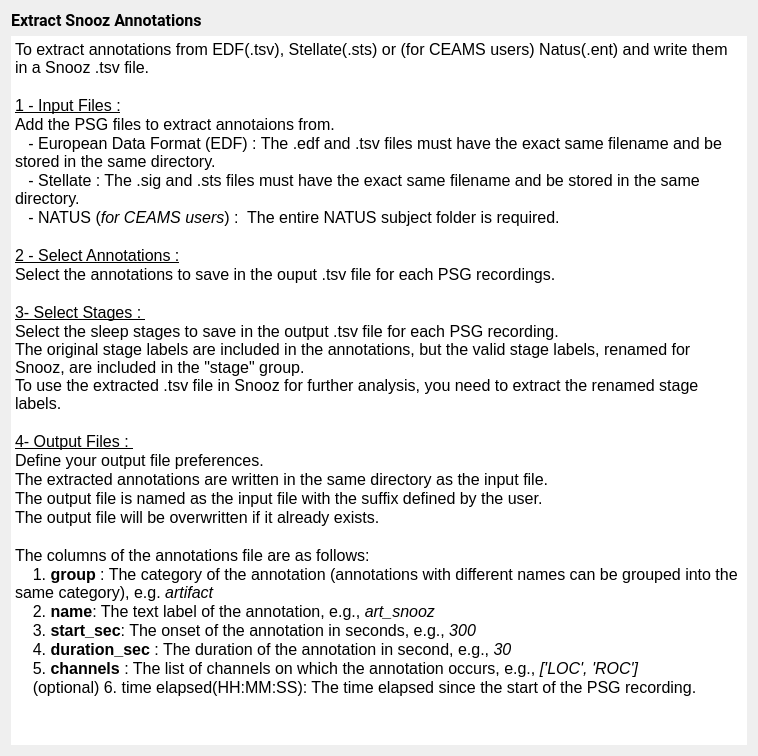
First picture: the form in tools/CEAMSTools/ExtractAnnotation/IntroStep/Ui_IntroStep.ui, repository SnoozToolbox/snooz-package-ceams, before the edit.
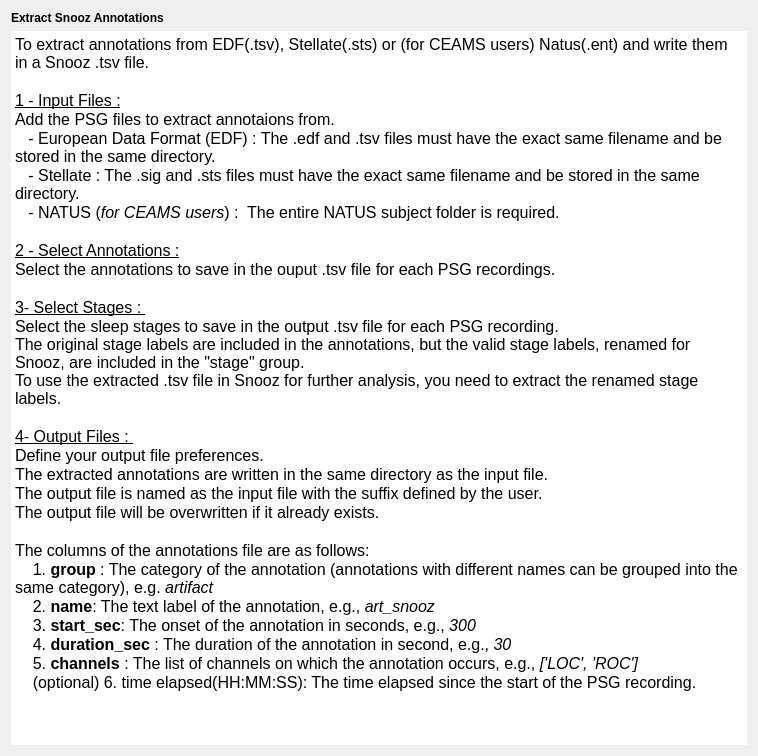
Second picture: the form after the edit.

Commit message: Font step 4: forms without fonts of their own, look kept

```diff
--- a/tools/CEAMSTools/ExtractAnnotation/IntroStep/Ui_IntroStep.ui
+++ b/tools/CEAMSTools/ExtractAnnotation/IntroStep/Ui_IntroStep.ui
@@ -13,16 +13,11 @@
   <property name="windowTitle">
    <string/>
   </property>
-  <property name="styleSheet">
-   <string>font: 12pt &quot;Roboto&quot;;</string>
-  </property>
   <layout class="QVBoxLayout" name="verticalLayout">
    <item>
     <widget class="QLabel" name="label">
      <property name="font">
       <font>
-       <family>Roboto</family>
-       <pointsize>12</pointsize>
        <italic>false</italic>
        <bold>false</bold>
       </font>
@@ -53,14 +48,14 @@
 hr { height: 1px; border-width: 0; }
 li.unchecked::marker { content: &quot;\2610&quot;; }
 li.checked::marker { content: &quot;\2612&quot;; }
-&lt;/style&gt;&lt;/head&gt;&lt;body style=&quot; font-family:'Roboto'; font-size:12pt; font-weight:400; font-style:normal;&quot;&gt;
+&lt;/style&gt;&lt;/head&gt;&lt;body style=&quot; font-size:12pt; font-weight:400; font-style:normal;&quot;&gt;
 &lt;p style=&quot; margin-top:0px; margin-bottom:0px; margin-left:0px; margin-right:0px; -qt-block-indent:0; text-indent:0px;&quot;&gt;To extract annotations from EDF(.tsv), Stellate(.sts) or (for CEAMS users) Natus(.ent) and write them in a Snooz .tsv file.&lt;/p&gt;
 &lt;p style=&quot;-qt-paragraph-type:empty; margin-top:0px; margin-bottom:0px; margin-left:0px; margin-right:0px; -qt-block-indent:0; text-indent:0px;&quot;&gt;&lt;br /&gt;&lt;/p&gt;
 &lt;p style=&quot; margin-top:0px; margin-bottom:0px; margin-left:0px; margin-right:0px; -qt-block-indent:0; text-indent:0px;&quot;&gt;&lt;span style=&quot; text-decoration: underline;&quot;&gt;1 - Input Files :&lt;/span&gt;&lt;/p&gt;
 &lt;p style=&quot; margin-top:0px; margin-bottom:0px; margin-left:0px; margin-right:0px; -qt-block-indent:0; text-indent:0px;&quot;&gt;Add the PSG files to extract annotaions from.&lt;/p&gt;
-&lt;p style=&quot; margin-top:0px; margin-bottom:0px; margin-left:0px; margin-right:0px; -qt-block-indent:0; text-indent:0px;&quot;&gt;&lt;span style=&quot; font-family:'Roboto-Regular';&quot;&gt;   - European Data Format (EDF) : The .edf and .tsv files must have the exact same filename and be stored in the same directory.&lt;/span&gt;&lt;/p&gt;
-&lt;p style=&quot; margin-top:0px; margin-bottom:0px; margin-left:0px; margin-right:0px; -qt-block-indent:0; text-indent:0px;&quot;&gt;&lt;span style=&quot; font-family:'Roboto-Regular';&quot;&gt;   - Stellate : The .sig and .sts files must have the exact same filename and be stored in the same directory.&lt;/span&gt;&lt;/p&gt;
-&lt;p style=&quot; margin-top:0px; margin-bottom:0px; margin-left:0px; margin-right:0px; -qt-block-indent:0; text-indent:0px;&quot;&gt;&lt;span style=&quot; font-family:'Roboto-Regular';&quot;&gt;   - NATUS (&lt;/span&gt;&lt;span style=&quot; font-family:'Roboto-Regular'; font-style:italic;&quot;&gt;for CEAMS users&lt;/span&gt;&lt;span style=&quot; font-family:'Roboto-Regular';&quot;&gt;) : &lt;/span&gt;&lt;span style=&quot; font-family:'MS Shell Dlg 2';&quot;&gt; The entire NATUS subject folder is required.&lt;/span&gt;&lt;/p&gt;
+&lt;p style=&quot; margin-top:0px; margin-bottom:0px; margin-left:0px; margin-right:0px; -qt-block-indent:0; text-indent:0px;&quot;&gt;&lt;span style=&quot;&quot;&gt;   - European Data Format (EDF) : The .edf and .tsv files must have the exact same filename and be stored in the same directory.&lt;/span&gt;&lt;/p&gt;
+&lt;p style=&quot; margin-top:0px; margin-bottom:0px; margin-left:0px; margin-right:0px; -qt-block-indent:0; text-indent:0px;&quot;&gt;&lt;span style=&quot;&quot;&gt;   - Stellate : The .sig and .sts files must have the exact same filename and be stored in the same directory.&lt;/span&gt;&lt;/p&gt;
+&lt;p style=&quot; margin-top:0px; margin-bottom:0px; margin-left:0px; margin-right:0px; -qt-block-indent:0; text-indent:0px;&quot;&gt;&lt;span style=&quot;&quot;&gt;   - NATUS (&lt;/span&gt;&lt;span style=&quot; font-style:italic;&quot;&gt;for CEAMS users&lt;/span&gt;&lt;span style=&quot;&quot;&gt;) : &lt;/span&gt;&lt;span style=&quot;&quot;&gt; The entire NATUS subject folder is required.&lt;/span&gt;&lt;/p&gt;
 &lt;p style=&quot;-qt-paragraph-type:empty; margin-top:0px; margin-bottom:0px; margin-left:0px; margin-right:0px; -qt-block-indent:0; text-indent:0px;&quot;&gt;&lt;br /&gt;&lt;/p&gt;
 &lt;p style=&quot; margin-top:0px; margin-bottom:0px; margin-left:0px; margin-right:0px; -qt-block-indent:0; text-indent:0px;&quot;&gt;&lt;span style=&quot; text-decoration: underline;&quot;&gt;2 - Select Annotations :&lt;/span&gt;&lt;/p&gt;
 &lt;p style=&quot; margin-top:0px; margin-bottom:0px; margin-left:0px; margin-right:0px; -qt-block-indent:0; text-indent:0px;&quot;&gt;Select the annotations to save in the ouput .tsv file for each PSG recordings. 	&lt;/p&gt;
```
The commit also changes 427 other files.
